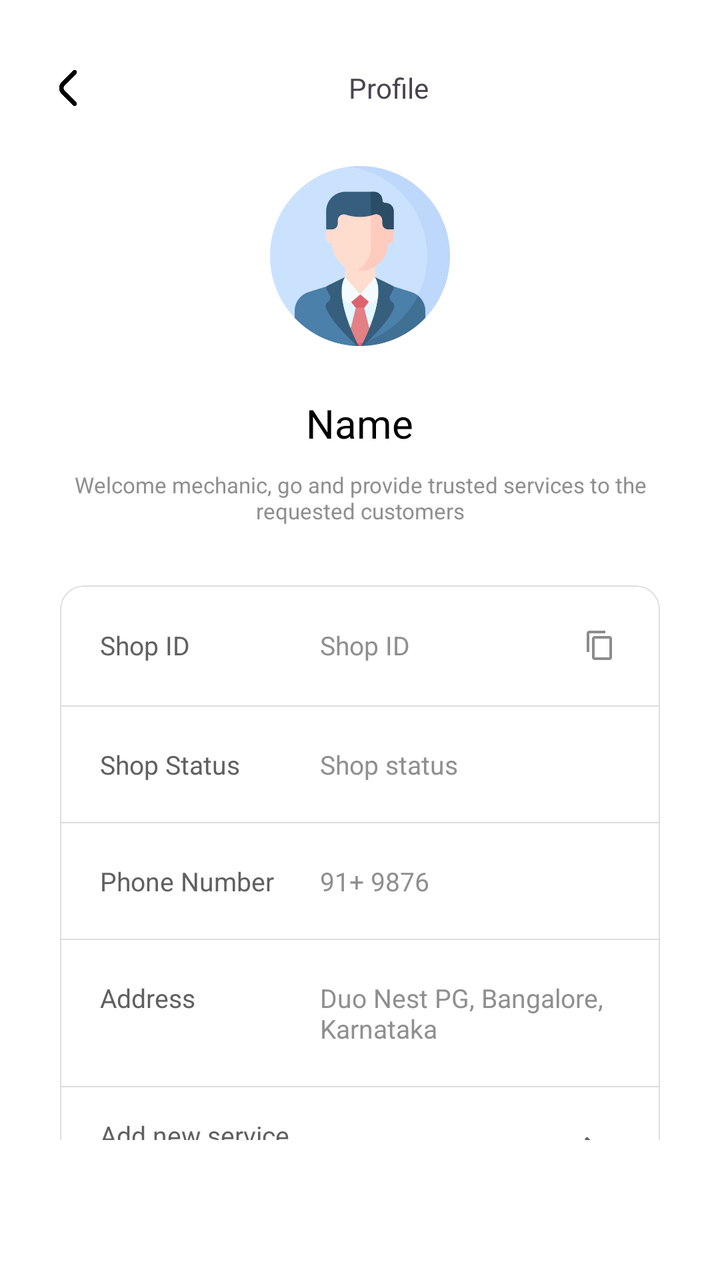
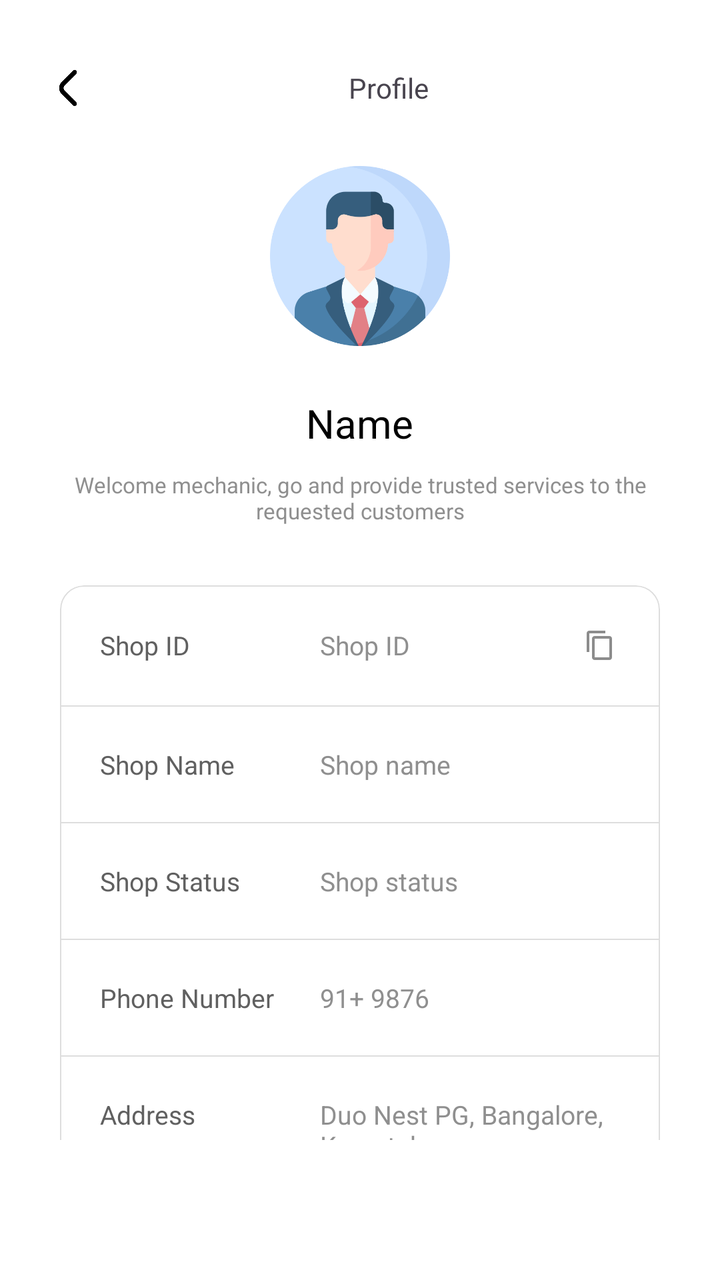

Before-and-after screenshots of an Android layout around one commit, followed by the original layout XML and the change that was made.
<!-- AndroidManifest.xml: application theme Theme.TregoApp -->
<!-- res/layout/fragment_mechanic_profile.xml -->
<?xml version="1.0" encoding="utf-8"?>
<LinearLayout xmlns:android="http://schemas.android.com/apk/res/android"
    xmlns:tools="http://schemas.android.com/tools"
    android:layout_width="match_parent"
    android:layout_height="match_parent"
    xmlns:app="http://schemas.android.com/apk/res-auto"
    tools:context=".mechanic.ui.ProfileFragment"
    android:background="@color/white"
    android:orientation="vertical">

    <LinearLayout
        android:layout_width="match_parent"
        android:layout_height="0dp"
        android:layout_weight="1"
        android:orientation="vertical"
        android:layout_gravity="center"
        android:layout_marginTop="20dp"
        android:layout_marginHorizontal="10dp">

        <LinearLayout
            android:layout_width="match_parent"
            android:layout_height="wrap_content"
            android:padding="10dp"
            android:orientation="horizontal">

            <ImageView
                android:id="@+id/backBtn"
                android:layout_width="28dp"
                android:layout_height="28dp"
                android:src="@drawable/back_button"
                android:padding="5dp"
                android:clickable="true"
                android:focusable="true"
                android:background="?attr/selectableItemBackgroundBorderless"
                android:layout_gravity="center"/>

            <TextView
                android:layout_width="0dp"
                android:layout_height="wrap_content"
                android:layout_weight="1"
                android:text="Profile"
                android:textSize="14sp"
                android:gravity="center"
                android:layout_gravity="center"/>

        </LinearLayout>

        <ScrollView
            android:layout_width="match_parent"
            android:layout_height="0dp"
            android:layout_weight="1"
            android:fillViewport="true"
            android:scrollbars="none"
            android:clipToPadding="false"
            android:overScrollMode="never" >

            <LinearLayout
                android:layout_width="match_parent"
                android:layout_height="wrap_content"
                android:orientation="vertical" >

                <LinearLayout
                    android:layout_width="match_parent"
                    android:layout_height="wrap_content"
                    android:padding="10dp"
                    android:orientation="vertical">

                    <ImageView
                        android:layout_width="100dp"
                        android:layout_height="100dp"
                        android:src="@drawable/profile"
                        android:padding="5dp"
                        android:layout_gravity="center"/>

                    <TextView
                        android:id="@+id/tvName"
                        android:layout_width="wrap_content"
                        android:layout_height="wrap_content"
                        android:layout_marginTop="20dp"
                        android:text="Name"
                        android:textSize="20sp"
                        android:textColor="@color/black"
                        android:gravity="center"
                        android:layout_gravity="center"/>

                    <TextView
                        android:layout_width="wrap_content"
                        android:layout_height="wrap_content"
                        android:layout_marginTop="10dp"
                        android:text="Welcome mechanic, go and provide trusted services to the requested customers"
                        android:textSize="11sp"
                        android:textColor="@color/profile_card_light_text"
                        android:gravity="center"
                        android:layout_gravity="center"/>

                </LinearLayout>

                <com.google.android.material.card.MaterialCardView
                    android:layout_width="match_parent"
                    android:layout_height="wrap_content"
                    android:layout_margin="20dp"
                    app:strokeWidth="0.8dp"
                    app:strokeColor="@color/profile_card_border"
                    app:cardBackgroundColor="@color/white">

                    <LinearLayout
                        android:layout_width="match_parent"
                        android:layout_height="wrap_content"
                        android:orientation="vertical">

                        <LinearLayout
                            android:layout_width="match_parent"
                            android:layout_height="wrap_content"
                            android:padding="20dp"
                            android:gravity="center_vertical">

                            <TextView
                                android:layout_width="wrap_content"
                                android:layout_height="wrap_content"
                                android:text="Shop ID "
                                android:textSize="13dp"
                                android:minWidth="110dp"
                                android:textColor="@color/profile_card_dark_text"/>

                            <TextView
                                android:id="@+id/tvShopName"
                                android:layout_width="0dp"
                                android:layout_height="wrap_content"
                                android:layout_weight="1"
                                android:text="Shop ID"
                                android:textSize="13dp"
                                android:textColor="@color/profile_card_light_text"/>

                            <ImageView
                                android:id="@+id/copyShopIdBtn"
                                android:layout_width="20dp"
                                android:layout_height="20dp"
                                android:src="@drawable/ic_copy"
                                android:padding="2dp"
                                android:clickable="true"
                                android:focusable="true"
                                android:background="?attr/selectableItemBackgroundBorderless"
                                android:contentDescription="Copy Shop ID" />

                        </LinearLayout>

                        <View
                            android:layout_width="match_parent"
                            android:layout_height="0.5dp"
                            android:background="@color/profile_card_border" />

                        <LinearLayout
                            android:layout_width="match_parent"
                            android:layout_height="wrap_content"
                            android:padding="20dp">

                            <TextView
                                android:layout_width="wrap_content"
                                android:layout_height="wrap_content"
                                android:text="Shop Status "
                                android:textSize="13dp"
                                android:minWidth="110dp"
                                android:textColor="@color/profile_card_dark_text"/>

                            <TextView
                                android:id="@+id/tvShopStatus"
                                android:layout_width="wrap_content"
                                android:layout_height="wrap_content"
                                android:text="Shop status"
                                android:textSize="13dp"
                                android:maxWidth="190dp"
                                android:textColor="@color/profile_card_light_text"/>

                        </LinearLayout>

                        <View
                            android:layout_width="match_parent"
                            android:layout_height="0.5dp"
                            android:background="@color/profile_card_border" />

                        <LinearLayout
                            android:layout_width="match_parent"
                            android:layout_height="wrap_content"
                            android:padding="20dp">

                            <TextView
                                android:layout_width="wrap_content"
                                android:layout_height="wrap_content"
                                android:text="Phone Number "
                                android:textSize="13dp"
                                android:minWidth="110dp"
                                android:textColor="@color/profile_card_dark_text"/>

                            <TextView
                                android:id="@+id/tvPhoneNumber"
                                android:layout_width="wrap_content"
                                android:layout_height="wrap_content"
                                android:text="91+ 9876"
                                android:textSize="13dp"
                                android:maxWidth="190dp"
                                android:textColor="@color/profile_card_light_text"/>

                        </LinearLayout>

                        <View
                            android:layout_width="match_parent"
                            android:layout_height="0.5dp"
                            android:background="@color/profile_card_border" />

                        <LinearLayout
                            android:layout_width="match_parent"
                            android:layout_height="wrap_content"
                            android:padding="20dp">

                            <TextView
                                android:layout_width="wrap_content"
                                android:layout_height="wrap_content"
                                android:text="Address "
                                android:textSize="13dp"
                                android:minWidth="110dp"
                                android:textColor="@color/profile_card_dark_text"/>

                            <TextView
                                android:id="@+id/tvAddress"
                                android:layout_width="wrap_content"
                                android:layout_height="wrap_content"
                                android:text="Duo Nest PG, Bangalore, Karnataka"
                                android:textSize="13dp"
                                android:maxWidth="190dp"
                                android:textColor="@color/profile_card_light_text"/>

                        </LinearLayout>

                        <View
                            android:layout_width="match_parent"
                            android:layout_height="0.5dp"
                            android:background="@color/profile_card_border" />

                        <LinearLayout
                            android:id="@+id/goToCreateService"
                            android:layout_width="match_parent"
                            android:layout_height="wrap_content"
                            android:clickable="true"
                            android:focusable="true"
                            android:background="?attr/selectableItemBackground"
                            android:gravity="center"
                            android:paddingHorizontal="20dp"
                            android:paddingVertical="15dp" >

                            <LinearLayout
                                android:layout_width="wrap_content"
                                android:layout_height="wrap_content"
                                android:orientation="vertical">

                                <TextView
                                    android:layout_width="wrap_content"
                                    android:layout_height="wrap_content"
                                    android:text="Add new service"
                                    android:textSize="13dp"
                                    android:textColor="@color/profile_card_dark_text"/>

                                <TextView
                                    android:layout_width="wrap_content"
                                    android:layout_height="wrap_content"
                                    android:text="Click here to add new service details"
                                    android:textSize="11dp"
                                    android:textColor="@color/profile_card_light_text"/>

                            </LinearLayout>

                            <View
                                android:layout_width="0dp"
                                android:layout_height="0dp"
                                android:layout_weight="1" />

                            <ImageView
                                android:layout_width="28dp"
                                android:layout_height="28dp"
                                android:src="@drawable/right_arrow"
                                android:padding="8dp"
                                android:layout_gravity="center"/>

                        </LinearLayout>

                        <View
                            android:layout_width="match_parent"
                            android:layout_height="0.5dp"
                            android:background="@color/profile_card_border" />

                        <LinearLayout
                            android:id="@+id/logoutBtn"
                            android:layout_width="match_parent"
                            android:layout_height="wrap_content"
                            android:clickable="true"
                            android:focusable="true"
                            android:background="?attr/selectableItemBackground"
                            android:gravity="center"
                            android:paddingHorizontal="20dp"
                            android:paddingVertical="15dp" >

                            <TextView
                                android:layout_width="wrap_content"
                                android:layout_height="wrap_content"
                                android:text="Logout"
                                android:textSize="13dp"
                                android:textColor="@color/profile_logout"/>

                            <View
                                android:layout_width="0dp"
                                android:layout_height="0dp"
                                android:layout_weight="1" />


                            <ImageView
                                android:layout_width="32dp"
                                android:layout_height="32dp"
                                android:src="@drawable/logout"
                                android:padding="6dp"
                                android:layout_gravity="center"/>

                        </LinearLayout>

                    </LinearLayout>

                </com.google.android.material.card.MaterialCardView>

            </LinearLayout>

        </ScrollView>

    </LinearLayout>

    <FrameLayout
        android:id="@+id/dashboardBottomContainer"
        android:layout_width="match_parent"
        android:layout_height="70dp" />

</LinearLayout>
<!-- resources referenced by this layout -->
<resources>
  <color name="black">#FF000000</color>
  <color name="profile_card_border">#DDDDDD</color>
  <color name="profile_card_dark_text">#606060</color>
  <color name="profile_card_light_text">#8F8F8F</color>
  <color name="profile_logout">#E05252</color>
  
      // Ripple color
  <color name="white">#FFFFFFFF</color>
  <!-- drawable back_button: png bitmap (drawable, 2381 bytes) -->
  <!-- drawable ic_copy (drawable) -->
  <vector xmlns:android="http://schemas.android.com/apk/res/android"
      android:width="24dp"
      android:height="24dp"
      android:viewportWidth="24"
      android:viewportHeight="24">
      <path
          android:fillColor="#8C8C8C"
          android:pathData="M16,1L4,1c-1.1,0 -2,0.9 -2,2v14h2L4,3h12L16,1zM19,5L8,5c-1.1,0 -2,0.9 -2,2v14c0,1.1 0.9,2 2,2h11c1.1,0 2,-0.9 2,-2L21,7c0,-1.1 -0.9,-2 -2,-2zM19,21L8,21L8,7h11v14z"/>
  </vector>
  <!-- drawable logout: png bitmap (drawable, 12128 bytes) -->
  <!-- drawable profile: png bitmap (drawable, 32174 bytes) -->
  <!-- drawable right_arrow: png bitmap (drawable, 7203 bytes) -->
  <style name="Theme.TregoApp" parent="Base.Theme.TregoApp" />
  <style name="Base.Theme.TregoApp" parent="Theme.Material3.DayNight.NoActionBar">
          <item name="colorPrimary">@color/primary_color</item>
          <item name="android:statusBarColor">@color/secondary_color</item>
          <item name="android:windowLightStatusBar">true</item>
      </style>
  <color name="primary_color">#FFE429</color>
  <color name="secondary_color">#FFFFFFFF</color>
</resources>

<!-- the commit's change to res/layout/fragment_mechanic_profile.xml (unified diff, before → after) -->
@@ -123,7 +123,7 @@
                                 android:textColor="@color/profile_card_dark_text"/>
 
                             <TextView
-                                android:id="@+id/tvShopName"
+                                android:id="@+id/tvShopId"
                                 android:layout_width="0dp"
                                 android:layout_height="wrap_content"
                                 android:layout_weight="1"
@@ -157,6 +157,35 @@
                             <TextView
                                 android:layout_width="wrap_content"
                                 android:layout_height="wrap_content"
+                                android:text="Shop Name "
+                                android:textSize="13dp"
+                                android:minWidth="110dp"
+                                android:textColor="@color/profile_card_dark_text"/>
+
+                            <TextView
+                                android:id="@+id/tvShopName"
+                                android:layout_width="wrap_content"
+                                android:layout_height="wrap_content"
+                                android:text="Shop name"
+                                android:textSize="13dp"
+                                android:maxWidth="190dp"
+                                android:textColor="@color/profile_card_light_text"/>
+
+                        </LinearLayout>
+
+                        <View
+                            android:layout_width="match_parent"
+                            android:layout_height="0.5dp"
+                            android:background="@color/profile_card_border" />
+
+                        <LinearLayout
+                            android:layout_width="match_parent"
+                            android:layout_height="wrap_content"
+                            android:padding="20dp">
+
+                            <TextView
+                                android:layout_width="wrap_content"
+                                android:layout_height="wrap_content"
                                 android:text="Shop Status "
                                 android:textSize="13dp"
                                 android:minWidth="110dp"
